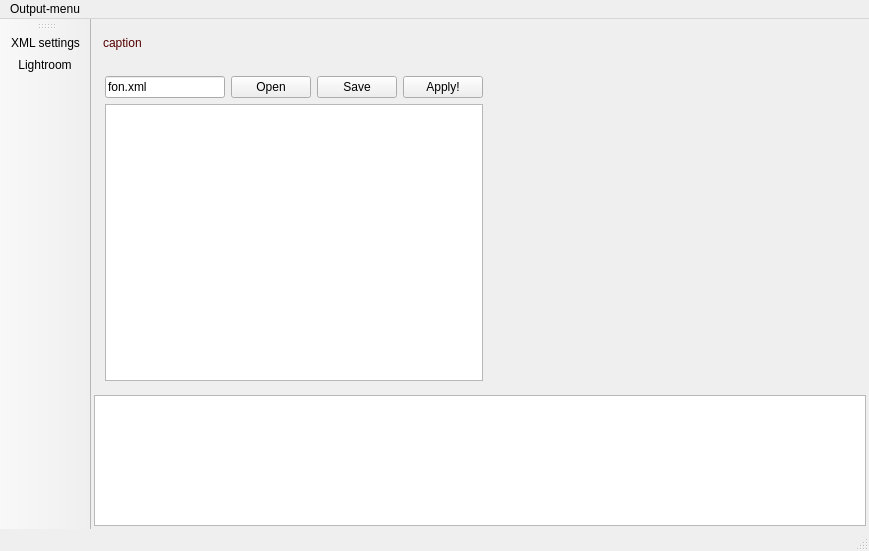
This is src/fonstudio/mainwindow.ui in edfm-tum/iland-model as Qt 5 draws it before an edit. The edited form follows.
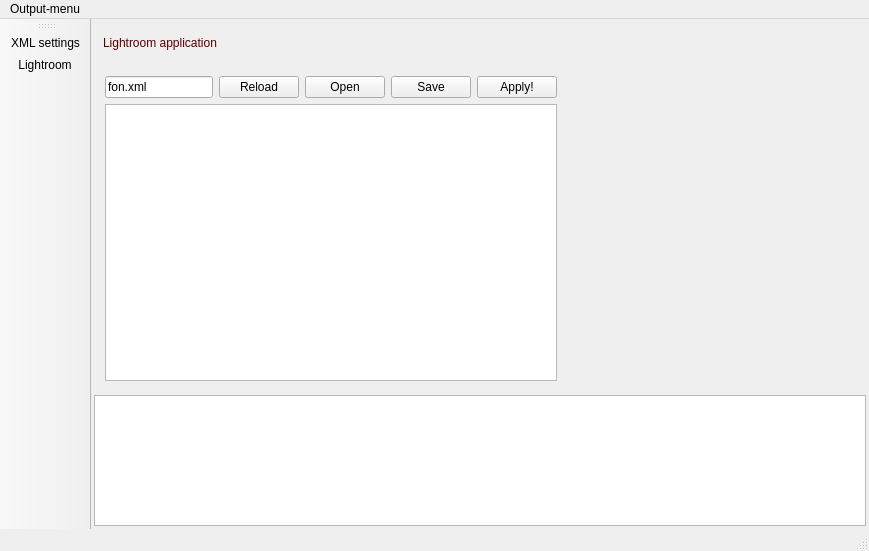
This is the edited form. The open tabs and pages were chosen to show the change. Icons and pictures are not drawn. Custom widgets are drawn as their Qt base class.

Commit message: changed the binary format of the LIP stamps (included a magic number, a version and a call to setVersion()). Changed the way of aggregating the "shadow" in the lightroom: now (again) the result value represents the mean "shadow" per meter below the 45° line.

Patch:
```diff
--- a/src/fonstudio/mainwindow.ui
+++ b/src/fonstudio/mainwindow.ui
@@ -53,7 +53,7 @@
 color: rgb(85, 0, 0);</string>
        </property>
        <property name="text">
-        <string>caption</string>
+        <string>Lightroom application</string>
        </property>
        <property name="textFormat">
         <enum>Qt::PlainText</enum>
@@ -89,6 +89,16 @@
             </property>
            </widget>
           </item>
+          <item>
+           <widget class="QPushButton" name="reloadFile">
+            <property name="toolTip">
+             <string>Reload file from drive</string>
+            </property>
+            <property name="text">
+             <string>Reload</string>
+            </property>
+           </widget>
+          </item>
           <item>
            <widget class="QPushButton" name="openFile">
             <property name="text">
```
Left out of the diff: 21 changed lines with no effect on the pictures. The commit also changes 7 other files.
